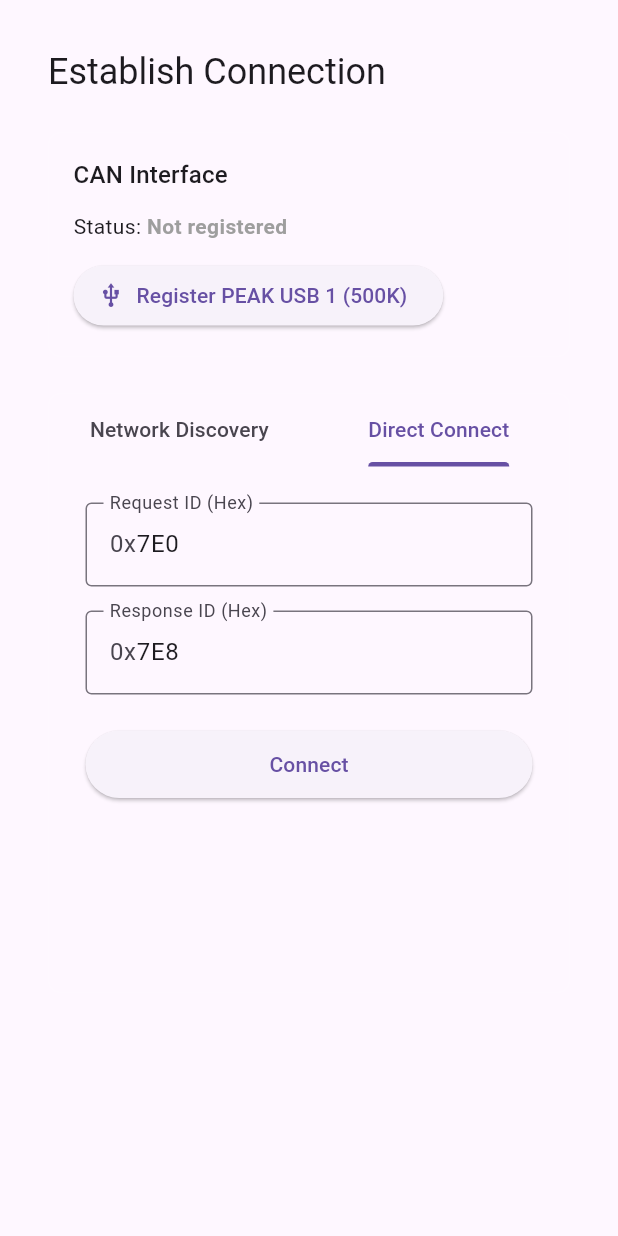
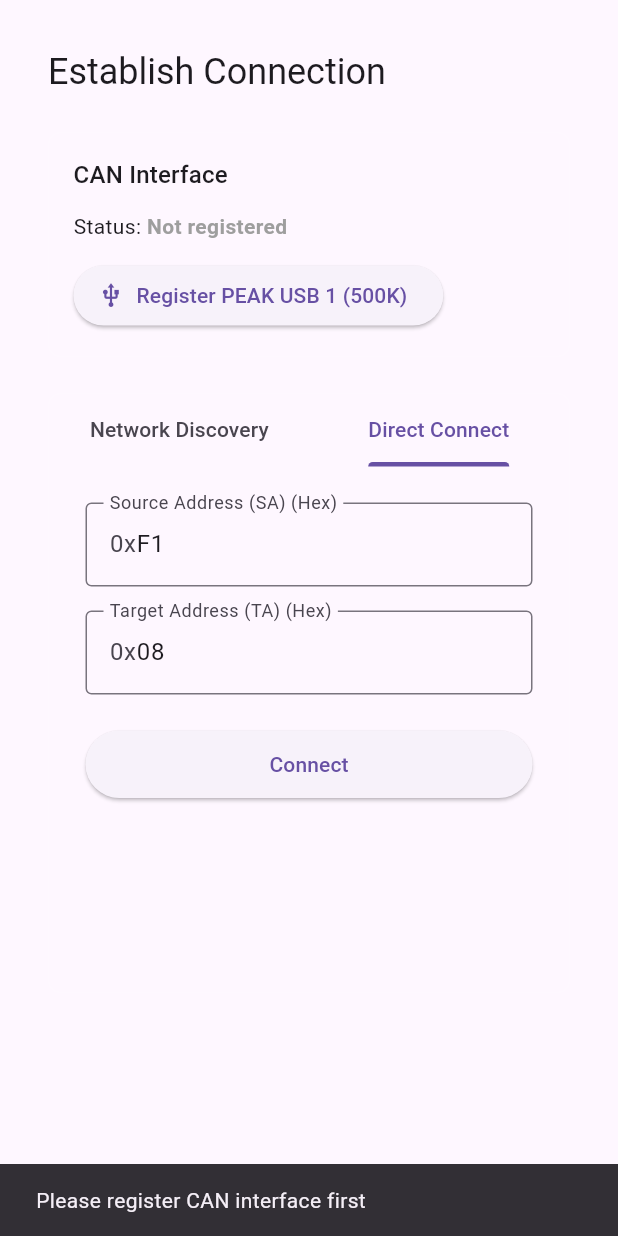
Before and after one commit to cogwal/ecu-toolkit-studio, a Flutter app: the ConnectionPage widget shown alone on an empty page, opened directly with empty values, tab 2 chosen, after a tap on "Connect", on a phone screen of 412 x 824 dp. Run offline on Flutter 3.47's test engine with Material 3 defaults, Android fonts, the phone set to English and light mode, and no system bars; missing offline and left inert: dart:ffi; accounts and stored records are empty; statements that could not run were skipped.

Commit message:
Removed unused dtc page, worked on connection and target management, still wip

```diff
--- a/lib/ecu_model.dart
+++ /dev/null
@@ -1,47 +0,0 @@
-class EcuProfile {
-  final String name;
-  final int txId; // Request ID (e.g., 0x7E0)
-  final int rxId; // Response ID (e.g., 0x7E8)
-  final String bootloaderVersion;
-  final String serialNumber;
-  final String appVersion;
-  final String appBuildDate;
-  final String hardwareType;
-  final String productionCode;
-
-  EcuProfile({
-    required this.name,
-    required this.txId,
-    required this.rxId,
-    this.bootloaderVersion = '',
-    this.serialNumber = '',
-    this.appVersion = '',
-    this.appBuildDate = '',
-    this.hardwareType = '',
-    this.productionCode = '',
-  });
-
-  factory EcuProfile.fromJson(Map<String, dynamic> json) => EcuProfile(
-        name: json['name'] as String? ?? 'Unknown',
-        txId: (json['txId'] is int) ? json['txId'] as int : int.parse(json['txId'].toString()),
-        rxId: (json['rxId'] is int) ? json['rxId'] as int : int.parse(json['rxId'].toString()),
-      bootloaderVersion: json['bootloaderVersion'] as String? ?? '',
-      serialNumber: json['serialNumber'] as String? ?? '',
-      appVersion: json['appVersion'] as String? ?? '',
-      appBuildDate: json['appBuildDate'] as String? ?? '',
-      hardwareType: json['hardwareType'] as String? ?? '',
-      productionCode: json['productionCode'] as String? ?? '',
-      );
-
-  Map<String, dynamic> toJson() => {
-        'name': name,
-        'txId': txId,
-        'rxId': rxId,
-      'bootloaderVersion': bootloaderVersion,
-      'serialNumber': serialNumber,
-      'appVersion': appVersion,
-      'appBuildDate': appBuildDate,
-      'hardwareType': hardwareType,
-      'productionCode': productionCode,
-      };
-}
--- /dev/null
+++ b/lib/models/ecu_profile.dart
@@ -0,0 +1,47 @@
+class EcuProfile {
+  final String name;
+  final int txId; // Request ID (e.g., 0x7E0)
+  final int rxId; // Response ID (e.g., 0x7E8)
+  final String bootloaderVersion;
+  final String serialNumber;
+  final String appVersion;
+  final String appBuildDate;
+  final String hardwareType;
+  final String productionCode;
+
+  EcuProfile({
+    required this.name,
+    required this.txId,
+    required this.rxId,
+    this.bootloaderVersion = '',
+    this.serialNumber = '',
+    this.appVersion = '',
+    this.appBuildDate = '',
+    this.hardwareType = '',
+    this.productionCode = '',
+  });
+
+  factory EcuProfile.fromJson(Map<String, dynamic> json) => EcuProfile(
+    name: json['name'] as String? ?? 'Unknown',
+    txId: (json['txId'] is int) ? json['txId'] as int : int.parse(json['txId'].toString()),
+    rxId: (json['rxId'] is int) ? json['rxId'] as int : int.parse(json['rxId'].toString()),
+    bootloaderVersion: json['bootloaderVersion'] as String? ?? '',
+    serialNumber: json['serialNumber'] as String? ?? '',
+    appVersion: json['appVersion'] as String? ?? '',
+    appBuildDate: json['appBuildDate'] as String? ?? '',
+    hardwareType: json['hardwareType'] as String? ?? '',
+    productionCode: json['productionCode'] as String? ?? '',
+  );
+
+  Map<String, dynamic> toJson() => {
+    'name': name,
+    'txId': txId,
+    'rxId': rxId,
+    'bootloaderVersion': bootloaderVersion,
+    'serialNumber': serialNumber,
+    'appVersion': appVersion,
+    'appBuildDate': appBuildDate,
+    'hardwareType': hardwareType,
+    'productionCode': productionCode,
+  };
+}
--- /dev/null
+++ b/lib/models/target_connection.dart
@@ -0,0 +1,11 @@
+import 'ecu_profile.dart';
+
+class TargetConnection {
+  final int canHandle;
+  final int targetHandle;
+  final int sa;
+  final int ta;
+  EcuProfile? profile;
+
+  TargetConnection({required this.canHandle, required this.targetHandle, required this.sa, required this.ta, this.profile});
+}
--- a/lib/native/ecu_models.dart
+++ b/lib/native/ecu_models.dart
@@ -2,7 +2,7 @@ import 'dart:convert';
 import 'dart:ffi' as ffi;
 import 'dart:io' show Platform;
 import 'package:ffi/ffi.dart';
-import '../ecu_model.dart';
+import '../models/ecu_profile.dart';
 import 'package:flutter/foundation.dart' show debugPrint;
 
 typedef _get_mock_ecus_native = ffi.Pointer<ffi.Int8> Function();
--- a/lib/native/ttctk.dart
+++ b/lib/native/ttctk.dart
@@ -46,6 +46,23 @@ const int TK_CAN_FRAME_FORMAT_BASE = 0;
 const int TK_CAN_FRAME_FORMAT_FD_BASE = 1;
 const int TK_CAN_FRAME_FORMAT_EXTENDED = 2;
 const int TK_CAN_FRAME_FORMAT_FD_EXTENDED = 3;
+
+// Target Categories
+const int TK_TARGET_CATEGORY_UDS_ON_CAN = 0;
+
+// UDS Message Types
+const int TK_TARGET_UDS_MTYPE_DIAGNOSTICS = 0;
+const int TK_TARGET_UDS_MTYPE_REMOTE_DIAGNOSTICS = 1;
+
+// UDS Target Address Types
+const int TK_TARGET_UDS_TATYPE_PHYSICAL = 0;
+const int TK_TARGET_UDS_TATYPE_FUNCTIONAL = 1;
+
+// ISO-TP Formats
+const int TK_TARGET_ISOTP_FORMAT_NORMAL = 0;
+const int TK_TARGET_ISOTP_FORMAT_EXTENDED = 1;
+const int TK_TARGET_ISOTP_FORMAT_MIXED = 2;
+const int TK_TARGET_ISOTP_FORMAT_CUSTOM = 3;
 
 // PCAN USB Channels (from PCANBasic.h)
 const int PCAN_USBBUS1 = 0x51;
--- a/lib/pages/connection_page.dart
+++ b/lib/pages/connection_page.dart
@@ -2,8 +2,9 @@ import 'package:flutter/material.dart';
 import 'dart:async';
 import 'dart:ffi' as ffi;
 import 'package:ffi/ffi.dart';
-import '../ecu_model.dart';
-import '../native/ecu_models.dart';
+import '../models/ecu_profile.dart';
+import '../models/target_connection.dart';
+
 import '../native/ttctk.dart';
 
 class ConnectionPage extends StatefulWidget {
@@ -18,10 +19,10 @@ class ConnectionPage extends StatefulWidget {
 class _ConnectionPageState extends State<ConnectionPage> with SingleTickerProviderStateMixin {
   late TabController _tabController;
   bool _isScanning = false;
-  List<EcuProfile> _discoveredEcus = [];
+  List<TargetConnection> _discoveredTargets = [];
 
-  final TextEditingController _txIdController = TextEditingController(text: "7E0");
-  final TextEditingController _rxIdController = TextEditingController(text: "7E8");
+  final TextEditingController _saController = TextEditingController(text: "F1");
+  final TextEditingController _taController = TextEditingController(text: "08");
 
   // CAN interface handle
   int? _canHandle;
@@ -36,37 +37,93 @@ class _ConnectionPageState extends State<ConnectionPage> with SingleTickerProvid
   @override
   void dispose() {
     _tabController.dispose();
-    _txIdController.dispose();
-    _rxIdController.dispose();
+    _saController.dispose();
+    _taController.dispose();
     super.dispose();
   }
 
-  void _startNetworkScan() {
+  void _startNetworkScan() async {
+    if (_canHandle == null) {
+      ScaffoldMessenger.of(context).showSnackBar(const SnackBar(content: Text("Please register CAN interface first")));
+      return;
+    }
+
     setState(() {
       _isScanning = true;
-      _discoveredEcus.clear();
+      _discoveredTargets.clear();
     });
-    // Delegate mock data retrieval to native models (FFI) when available.
-    Timer(const Duration(seconds: 2), () {
-      if (!mounted) return;
-      try {
-        final nativeList = getMockEcusFromNative();
+
+    // Scan targets 0x01 to 0x08
+    for (int ta = 0x01; ta <= 0x08; ta++) {
+      await _connectTarget(0xF1, ta, isDiscovery: true);
+    }
+
+    setState(() {
+      _isScanning = false;
+    });
+  }
+
+  Future<void> _connectTarget(int sa, int ta, {bool isDiscovery = false}) async {
+    if (_canHandle == null) {
+      ScaffoldMessenger.of(context).showSnackBar(const SnackBar(content: Text("Please register CAN interface first")));
+      return;
+    }
+
+    try {
+      final addr = TkTargetAddress();
+      addr.type = TK_TARGET_CATEGORY_UDS_ON_CAN;
+      addr.udsOnCan.mType = TK_TARGET_UDS_MTYPE_DIAGNOSTICS;
+      addr.udsOnCan.sa = sa;
+      addr.udsOnCan.ta = ta;
+      addr.udsOnCan.taType = TK_TARGET_UDS_TATYPE_PHYSICAL;
+      addr.udsOnCan.ae = 0;
+      addr.udsOnCan.isotpFormat = TK_TARGET_ISOTP_FORMAT_NORMAL;
+      addr.udsOnCan.canHandle = _canHandle!;
+      addr.udsOnCan.canFormat = TK_CAN_FRAME_FORMAT_BASE; // Assuming base frame format for now
+
+      final (status, handle) = TTCTK.instance.addTarget(addr);
+
+      if (status == 0) {
+        // Connection successful (or at least target added)
+        // In a real scenario, we might want to "ping" the target or read a DID to confirm it's actually there.
+        // For discovery, we assume if addTarget succeeds, we keep it?
+        // Actually addTarget just adds the configuration. It doesn't verify presence.
+        // But for this task, "A target is added to the ttctk when ... all possible targets are added when doing a discover operation"
+        // So we add them all.
+
+        // Create a basic profile for display
+        // Calculate CAN IDs for display (Physical Addressing)
+        // txId = 0x7E0 + (ta - 1) ? No, see table.
+        // ta=0x01 -> tx=0x7E0. ta=0x08 -> tx=0x7E7.
+        // So txId = 0x7DF + ta? No. 0x7DF + 1 = 0x7E0. Correct.
+        // rxId = 0x7E7 + ta? 0x7E7 + 1 = 0x7E8. Correct.
+
+        final txId = 0x7DF + ta;
+        final rxId = 0x7E7 + ta;
+
+        final connection = TargetConnection(
+          canHandle: _canHandle!,
+          targetHandle: handle,
+          sa: sa,
+          ta: ta,
+          profile: EcuProfile(name: "Target 0x${ta.toRadixString(16).toUpperCase().padLeft(2, '0')}", txId: txId, rxId: rxId),
+        );
+
         setState(() {
-          _isScanning = false;
-          _discoveredEcus = nativeList;
+          _discoveredTargets.add(connection);
         });
-      } catch (e) {
-        // Fallback to existing inline mock if anything goes wrong
-        setState(() {
-          _isScanning = false;
-          _discoveredEcus = [
-            EcuProfile(name: "Engine Control Module", txId: 0x7E0, rxId: 0x7E8),
-            EcuProfile(name: "Transmission Control", txId: 0x7E1, rxId: 0x7E9),
-            EcuProfile(name: "ABS Control Module", txId: 0x7E2, rxId: 0x7EA),
-          ];
-        });
+
+        if (!isDiscovery) {
+          widget.onEcuConnected(connection.profile!);
+        }
+      } else {
+        if (!isDiscovery) {
+          if (mounted) ScaffoldMessenger.of(context).showSnackBar(SnackBar(content: Text("Failed to add target: $status")));
+        }
       }
-    });
+    } catch (e) {
+      debugPrint("Error connecting target: $e");
+    }
   }
 
   void _registerCanInterface() async {
@@ -299,20 +356,26 @@ class _ConnectionPageState extends State<ConnectionPage> with SingleTickerProvid
           const SizedBox(height: 16),
           const Divider(),
           Expanded(
-            child: _discoveredEcus.isEmpty && !_isScanning
+            child: _discoveredTargets.isEmpty && !_isScanning
                 ? const Center(
-                    child: Text("No ECUs found. Try again.", style: TextStyle(color: Colors.grey)),
+                    child: Text("No Targets found. Try again.", style: TextStyle(color: Colors.grey)),
                   )
                 : ListView.builder(
-                    itemCount: _discoveredEcus.length,
+                    itemCount: _discoveredTargets.length,
                     itemBuilder: (context, index) {
-                      final ecu = _discoveredEcus[index];
+                      final target = _discoveredTargets[index];
+                      final profile = target.profile;
                       return ListTile(
                         dense: true,
                         contentPadding: EdgeInsets.zero,
-                        title: Text(ecu.name, style: const TextStyle(fontWeight: FontWeight.bold)),
-                        subtitle: Text("Tx: 0x${ecu.txId.toRadixString(16)} | Rx: 0x${ecu.rxId.toRadixString(16)}"),
-                        trailing: IconButton(icon: const Icon(Icons.arrow_forward_ios, size: 14), onPressed: () => widget.onEcuConnected(ecu)),
+                        title: Text(profile?.name ?? "Target ${target.ta}", style: const TextStyle(fontWeight: FontWeight.bold)),
+                        subtitle: Text("SA: 0x${target.sa.toRadixString(16).toUpperCase()} | TA: 0x${target.ta.toRadixString(16).toUpperCase()}"),
+                        trailing: IconButton(
+                          icon: const Icon(Icons.arrow_forward_ios, size: 14),
+                          onPressed: () {
+                            if (profile != null) widget.onEcuConnected(profile);
+                          },
+                        ),
                       );
                     },
                   ),
@@ -329,13 +392,13 @@ class _ConnectionPageState extends State<ConnectionPage> with SingleTickerProvid
         mainAxisAlignment: MainAxisAlignment.start,
         children: [
           TextField(
-            controller: _txIdController,
-            decoration: const InputDecoration(labelText: "Request ID (Hex)", prefixText: "0x", border: OutlineInputBorder()),
+            controller: _saController,
+            decoration: const InputDecoration(labelText: "Source Address (SA) (Hex)", prefixText: "0x", border: OutlineInputBorder()),
           ),
           const SizedBox(height: 16),
           TextField(
-            controller: _rxIdController,
-            decoration: const InputDecoration(labelText: "Response ID (Hex)", prefixText: "0x", border: OutlineInputBorder()),
+            controller: _taController,
+            decoration: const InputDecoration(labelText: "Target Address (TA) (Hex)", prefixText: "0x", border: OutlineInputBorder()),
           ),
           const SizedBox(height: 24),
           SizedBox(
@@ -343,9 +406,9 @@ class _ConnectionPageState extends State<ConnectionPage> with SingleTickerProvid
             height: 45,
             child: ElevatedButton(
               onPressed: () {
-                final tx = int.tryParse(_txIdController.text, radix: 16) ?? 0x7E0;
-                final rx = int.tryParse(_rxIdController.text, radix: 16) ?? 0x7E8;
-                widget.onEcuConnected(EcuProfile(name: "Manual ECU", txId: tx, rxId: rx));
+                final sa = int.tryParse(_saController.text, radix: 16) ?? 0xF1;
+                final ta = int.tryParse(_taController.text, radix: 16) ?? 0x08;
+                _connectTarget(sa, ta);
               },
               child: const Text("Connect"),
             ),
```
Also changed, not shown: lib/main_shell.dart (+5 -15 lines), lib/pages/functional_pages.dart (+1 -58 lines).
